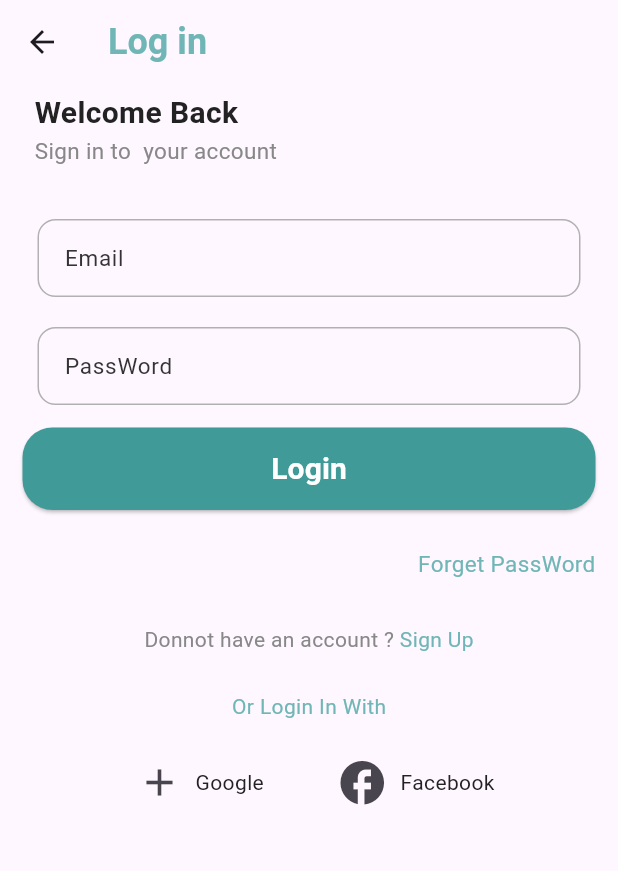
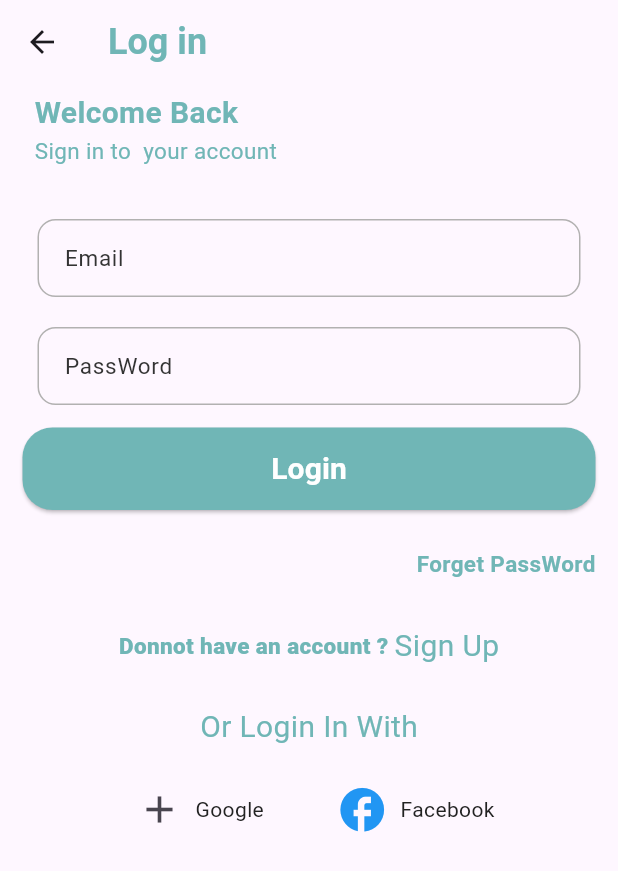
Before and after one commit to AmalSafey/G-projeect, a Flutter app: the screen it shows after launch, after a tap on "Login", on a phone screen of 412 x 824 dp. Shown: the top 871 px of the screen. Run offline on Flutter 3.47's test engine with Material 3 defaults, Android fonts, the light colour scheme and no system bars; our stand-ins replace animated_splash_screen.

Commit message:
logindesignmodify

```diff
--- a/lib/assets/login/logindesign.dart
+++ b/lib/assets/login/logindesign.dart
@@ -1,4 +1,5 @@
 import 'package:flutter/material.dart';
+import 'package:flutter_application_graduation/assets/const.dart';
 import 'package:flutter_application_graduation/assets/login/lofinbyfacebook.dart';
 import 'package:flutter_application_graduation/register/registerdesign.dart';
 
@@ -16,9 +17,7 @@ class Logindesign extends StatelessWidget {
           title: Text(
             'Log in',
             style: TextStyle(
-                color: Color.fromARGB(255, 112, 182, 182),
-                fontSize: 24,
-                fontWeight: FontWeight.bold),
+                color: maincolor, fontSize: 24, fontWeight: FontWeight.bold),
           ),
         ),
         body: Padding(
@@ -30,22 +29,22 @@ class Logindesign extends StatelessWidget {
                         mainAxisAlignment: MainAxisAlignment.center,
                         crossAxisAlignment: CrossAxisAlignment.start,
                         children: [
-                      const Padding(
+                      Padding(
                         padding: EdgeInsets.only(left: 8),
                         child: Text(
                           "Welcome Back",
                           style: TextStyle(
-                              color: Color(0xFF222222),
+                              color: maincolor,
                               fontSize: 20,
                               fontWeight: FontWeight.bold),
                         ),
                       ),
-                      const Padding(
+                      Padding(
                         padding: EdgeInsets.only(left: 8.0),
                         child: Text(
                           "Sign in to  your account",
                           style: TextStyle(
-                            color: Color(0xFF888888),
+                            color: maincolor,
                             fontSize: 15,
                             // fontWeight: FontWeight.bold
                           ),
@@ -75,7 +74,7 @@ class Logindesign extends StatelessWidget {
                             validateForm();
                           },
                           style: ElevatedButton.styleFrom(
-                            backgroundColor: Color.fromARGB(255, 63, 154, 152),
+                            backgroundColor: maincolor,
                             padding: const EdgeInsets.symmetric(
                                 horizontal: 20.0, vertical: 13.0),
                             shape: const RoundedRectangleBorder(
@@ -100,6 +99,7 @@ class Logindesign extends StatelessWidget {
                         InkWell(
                           child: Text("Forget PassWord",
                               style: TextStyle(
+                                  fontWeight: FontWeight.bold,
                                   fontSize: 15,
                                   color: Color.fromARGB(255, 112, 182, 182))),
                         ),
@@ -113,8 +113,9 @@ class Logindesign extends StatelessWidget {
                           Text(
                             "Donnot have an account ? ",
                             style: TextStyle(
-                              color: Color(0xFF888888),
-                              fontWeight: FontWeight.w400,
+                              fontSize: 15,
+                              color: maincolor,
+                              fontWeight: FontWeight.w800,
                             ),
                           ),
                           InkWell(
@@ -125,7 +126,8 @@ class Logindesign extends StatelessWidget {
                             child: Text(
                               'Sign Up',
                               style: TextStyle(
-                                color: Color.fromARGB(255, 112, 182, 182),
+                                fontSize: 20,
+                                color: maincolor,
                               ),
                             ),
                           ),
@@ -140,9 +142,7 @@ class Logindesign extends StatelessWidget {
                       Center(
                         child: Text(
                           'Or Login In With',
-                          style: TextStyle(
-                            color: Color.fromARGB(255, 112, 182, 182),
-                          ),
+                          style: TextStyle(color: maincolor, fontSize: 20),
                         ),
                       ),
                       SizedBox(
@@ -156,7 +156,7 @@ class Logindesign extends StatelessWidget {
 
                             icon: Icon(Icons.add), // إضافة أيقونة Google
                             iconSize: 30,
-                            // cor: Colors.red,
+                            //color: Colors.blue,
                             // color: Colors.teal,
                           ),
                           const Text(
@@ -177,7 +177,7 @@ class Logindesign extends StatelessWidget {
 
                             icon: Icon(Icons.facebook),
                             iconSize: 35,
-                            //color: Colors.red,
+                            color: Colors.blue,
                             // color: Colors.teal,
                           ),
                           const Text(
```
